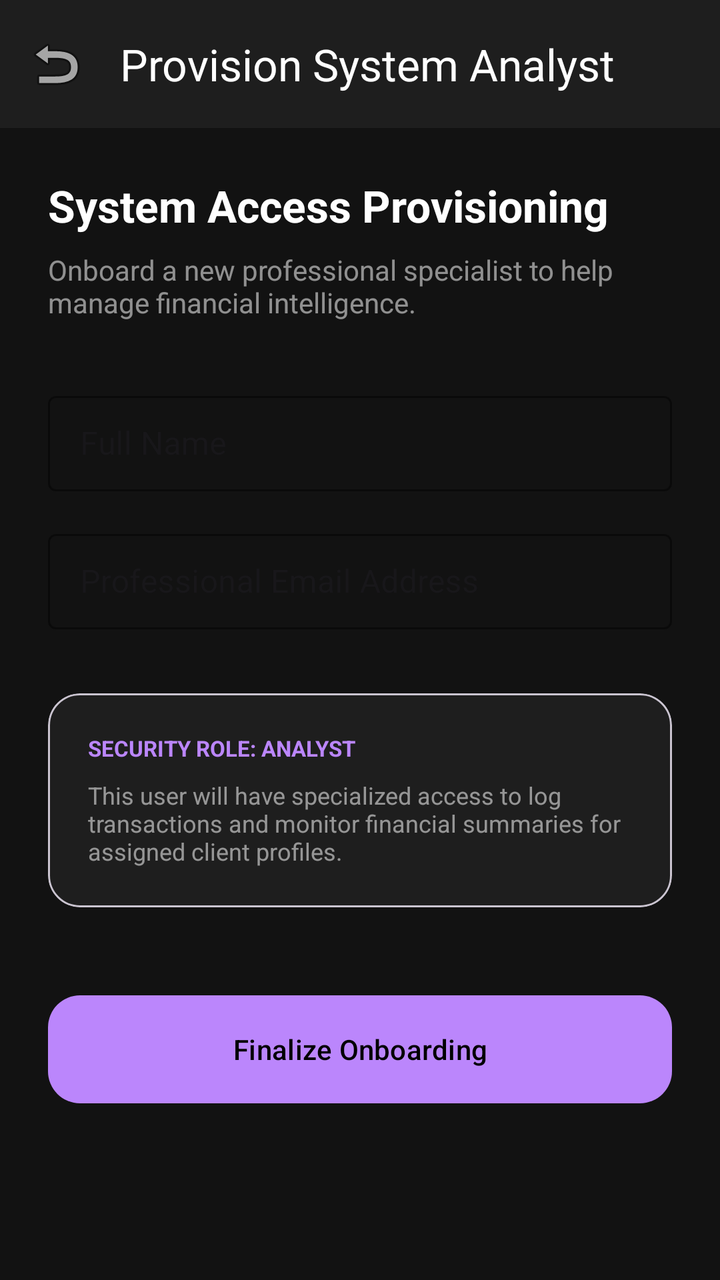
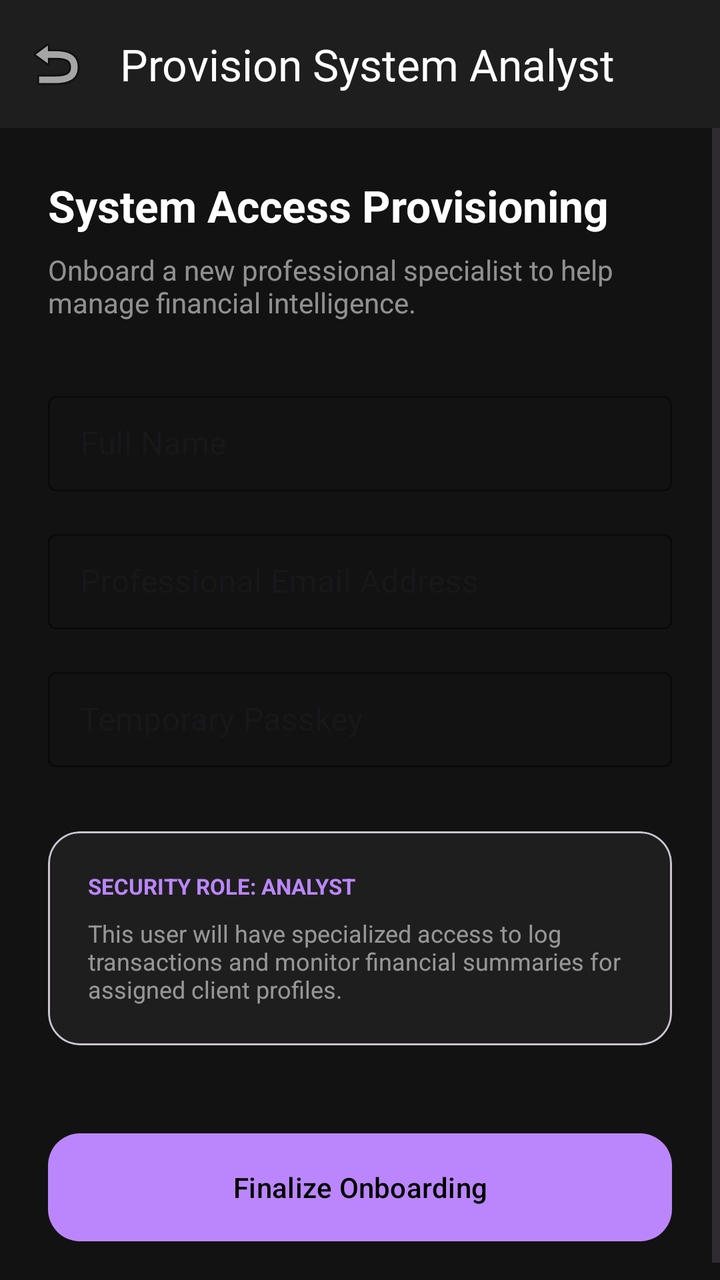

Before-and-after screenshots of an Android layout around one commit, followed by the original layout XML and the change that was made.
<!-- AndroidManifest.xml: application theme Theme.FinanceWise -->
<!-- res/layout/activity_create_analyst.xml -->
<?xml version="1.0" encoding="utf-8"?>
<LinearLayout xmlns:android="http://schemas.android.com/apk/res/android"
    xmlns:app="http://schemas.android.com/apk/res-auto"
    android:layout_width="match_parent"
    android:layout_height="match_parent"
    android:background="#121212"
    android:orientation="vertical">

    <androidx.appcompat.widget.Toolbar
        android:id="@+id/toolbar_create_analyst"
        android:layout_width="match_parent"
        android:layout_height="?attr/actionBarSize"
        android:background="#1E1E1E"
        app:navigationIcon="@android:drawable/ic_menu_revert"
        app:title="Provision System Analyst"
        app:titleTextColor="#FFFFFF" />

    <ScrollView
        android:layout_width="match_parent"
        android:layout_height="match_parent"
        android:fillViewport="true">

        <LinearLayout
            android:layout_width="match_parent"
            android:layout_height="wrap_content"
            android:orientation="vertical"
            android:padding="24dp">

            <TextView
                android:layout_width="wrap_content"
                android:layout_height="wrap_content"
                android:text="System Access Provisioning"
                android:textColor="#FFFFFF"
                android:textSize="22sp"
                android:textStyle="bold"
                android:layout_marginBottom="8dp" />
            
            <TextView
                android:layout_width="wrap_content"
                android:layout_height="wrap_content"
                android:text="Onboard a new professional specialist to help manage financial intelligence."
                android:textColor="#88FFFFFF"
                android:textSize="14sp"
                android:layout_marginBottom="32dp" />

            <com.google.android.material.textfield.TextInputLayout
                android:layout_width="match_parent"
                android:layout_height="wrap_content"
                android:hint="Full Name"
                app:boxStrokeColor="#BB86FC"
                style="@style/Widget.MaterialComponents.TextInputLayout.OutlinedBox.Dense">
                <com.google.android.material.textfield.TextInputEditText
                    android:id="@+id/et_create_analyst_name"
                    android:layout_width="match_parent"
                    android:layout_height="wrap_content"
                    android:textColor="#FFF"/>
            </com.google.android.material.textfield.TextInputLayout>

            <com.google.android.material.textfield.TextInputLayout
                android:layout_width="match_parent"
                android:layout_height="wrap_content"
                android:hint="Professional Email Address"
                android:layout_marginTop="16dp"
                app:boxStrokeColor="#BB86FC"
                style="@style/Widget.MaterialComponents.TextInputLayout.OutlinedBox.Dense">
                <com.google.android.material.textfield.TextInputEditText
                    android:id="@+id/et_create_analyst_email"
                    android:layout_width="match_parent"
                    android:layout_height="wrap_content"
                    android:inputType="textEmailAddress"
                    android:textColor="#FFF"/>
            </com.google.android.material.textfield.TextInputLayout>

            <com.google.android.material.card.MaterialCardView
                android:layout_width="match_parent"
                android:layout_height="wrap_content"
                app:cardCornerRadius="16dp"
                app:cardBackgroundColor="#1E1E1E"
                android:layout_marginTop="32dp">
                <LinearLayout
                    android:layout_width="match_parent"
                    android:layout_height="wrap_content"
                    android:orientation="vertical"
                    android:padding="20dp">
                    <TextView
                        android:layout_width="wrap_content"
                        android:layout_height="wrap_content"
                        android:text="SECURITY ROLE: ANALYST"
                        android:textColor="#BB86FC"
                        android:textSize="11sp"
                        android:textStyle="bold"
                        android:textAllCaps="true" />
                    <TextView
                        android:layout_width="wrap_content"
                        android:layout_height="wrap_content"
                        android:text="This user will have specialized access to log transactions and monitor financial summaries for assigned client profiles."
                        android:textColor="#88FFFFFF"
                        android:textSize="12sp"
                        android:layout_marginTop="8dp" />
                </LinearLayout>
            </com.google.android.material.card.MaterialCardView>

            <com.google.android.material.button.MaterialButton
                android:id="@+id/btn_finalize_create_analyst"
                android:layout_width="match_parent"
                android:layout_height="62dp"
                android:layout_marginTop="40dp"
                android:text="Finalize Onboarding"
                app:cornerRadius="16dp"
                app:backgroundTint="#BB86FC"
                android:textColor="#000" />

        </LinearLayout>
    </ScrollView>
</LinearLayout>
<!-- resources referenced by this layout -->
<resources>
  <style name="Theme.FinanceWise" parent="Base.Theme.FinanceWise" />
  <style name="Base.Theme.FinanceWise" parent="Theme.Material3.DayNight.NoActionBar">
          
          
      </style>
</resources>

<!-- the commit's change to res/layout/activity_create_analyst.xml (unified diff, before → after) -->
@@ -71,6 +71,21 @@
                     android:textColor="#FFF"/>
             </com.google.android.material.textfield.TextInputLayout>
 
+            <com.google.android.material.textfield.TextInputLayout
+                android:layout_width="match_parent"
+                android:layout_height="wrap_content"
+                android:hint="Temporary Passkey"
+                android:layout_marginTop="16dp"
+                app:boxStrokeColor="#BB86FC"
+                style="@style/Widget.MaterialComponents.TextInputLayout.OutlinedBox.Dense">
+                <com.google.android.material.textfield.TextInputEditText
+                    android:id="@+id/et_create_analyst_password"
+                    android:layout_width="match_parent"
+                    android:layout_height="wrap_content"
+                    android:inputType="textPassword"
+                    android:textColor="#FFF"/>
+            </com.google.android.material.textfield.TextInputLayout>
+
             <com.google.android.material.card.MaterialCardView
                 android:layout_width="match_parent"
                 android:layout_height="wrap_content"
